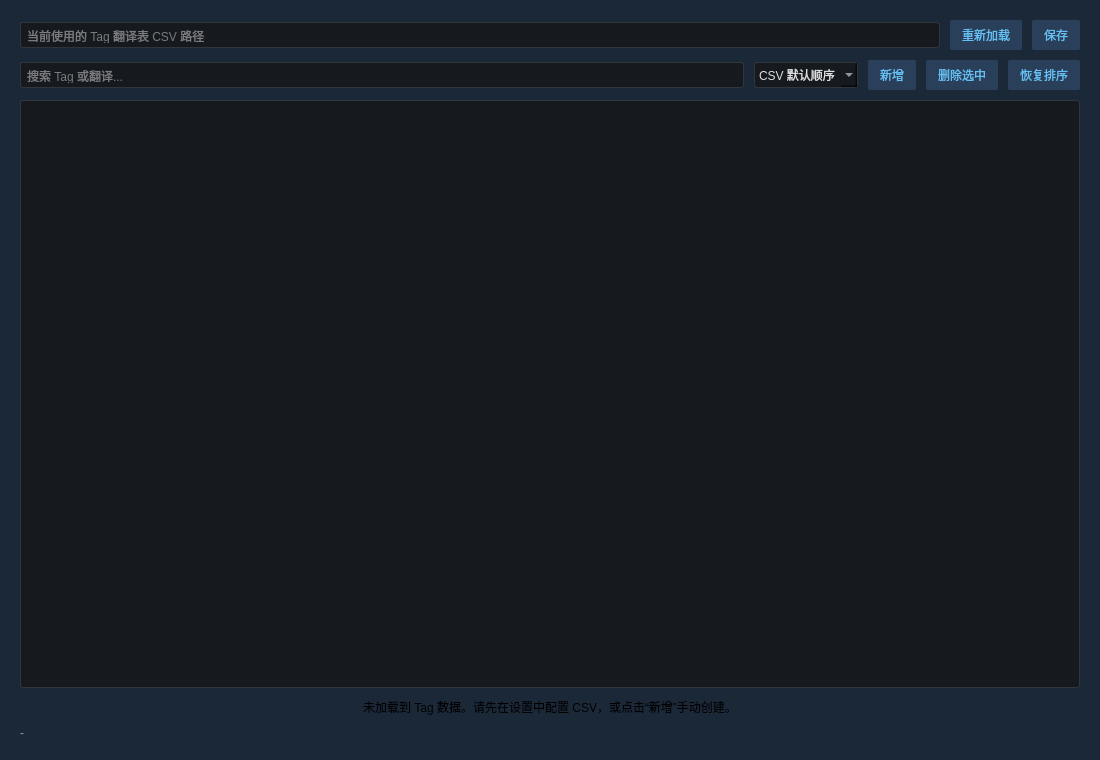
Qt form tagbrowserwidget.ui (hanbinhsh/SD-LoRA-Manager) before a commit.
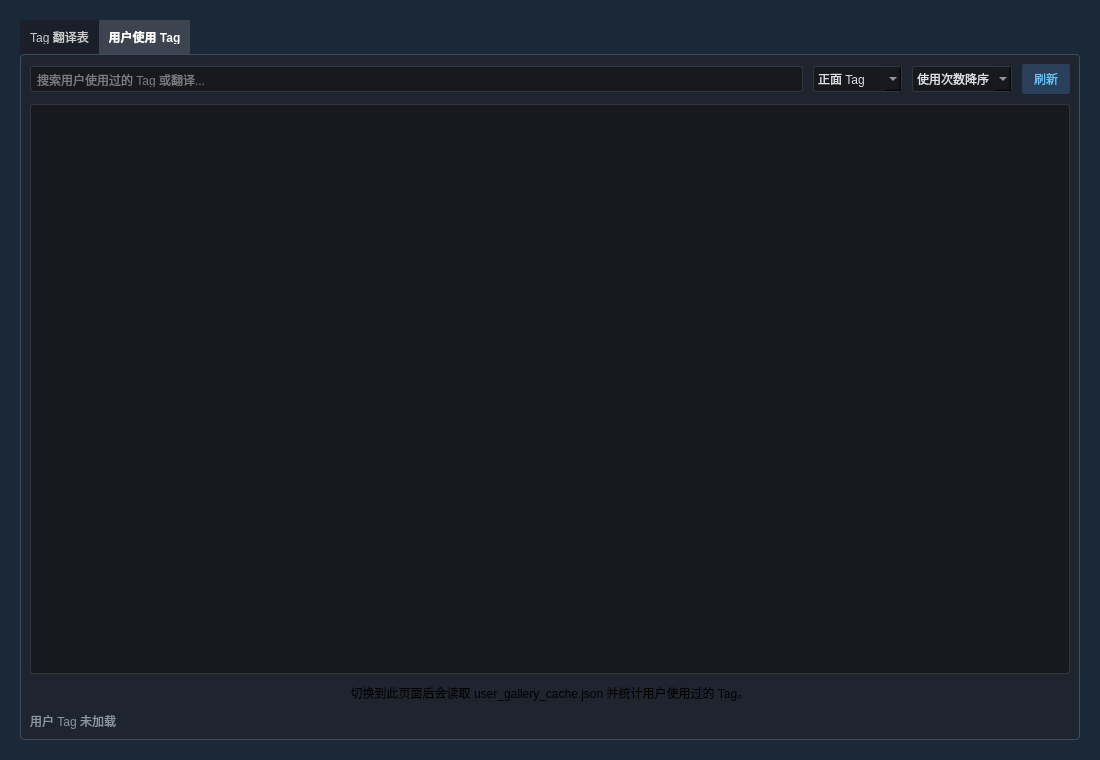
The same form after that commit. The open tabs and pages were chosen to show the change.

```diff
--- a/tagbrowserwidget.ui
+++ b/tagbrowserwidget.ui
@@ -12,6 +12,11 @@
   </property>
   <property name="styleSheet">
    <string notr="true">QWidget#TagBrowserWidget { background-color: #1b2838; color: #dcdedf; }
+QTabWidget::pane {
+    border: 1px solid #3d4d5d;
+    background-color: #1e252f;
+    border-radius: 4px;
+}
 QLineEdit, QComboBox, QTableView {
     background-color: #16191e;
     border: 1px solid #31363d;
@@ -19,6 +24,17 @@
     border-radius: 3px;
     padding: 4px;
 }
+QTabBar { background-color: #1a1f29; }
+QTabBar::tab {
+    background: #1a1f29;
+    color: #ccc;
+    padding: 10px;
+}
+QTabBar::tab:selected {
+    background: #3d4450;
+    color: #fff;
+    font-weight: bold;
+}
 QPushButton {
     background-color: #2a3f5a;
     border-radius: 2px;
@@ -27,6 +43,7 @@
     padding: 6px 12px;
 }
 QPushButton:hover { background-color: #3d5677; color: #ffffff; }
+QPushButton:disabled { background-color: #2a3038; color: #7f8791; }
 QHeaderView::section {
     background-color: #212831;
     color: #dcdedf;
@@ -38,7 +55,7 @@
     gridline-color: #2b3440;
     selection-background-color: #3d5677;
 }
-QLabel#lblStatus {
+QLabel#lblStatus, QLabel#lblUserTagStatus {
     color: #8c96a0;
 }</string>
   </property>
@@ -59,6 +76,19 @@
     <number>20</number>
    </property>
    <item>
+    <widget class="QTabWidget" name="tabWidgetTagBrowser">
+     <property name="currentIndex">
+      <number>0</number>
+     </property>
+     <widget class="QWidget" name="tabTranslation">
+      <attribute name="title">
+       <string>Tag 翻译表</string>
+      </attribute>
+      <layout class="QVBoxLayout" name="verticalLayoutTranslation">
+       <property name="spacing">
+        <number>10</number>
+       </property>
+       <item>
     <layout class="QHBoxLayout" name="horizontalLayoutTop">
      <item>
       <widget class="QLineEdit" name="editCsvPath">
@@ -158,6 +188,99 @@
      <property name="text">
       <string>-</string>
      </property>
+        </widget>
+       </item>
+      </layout>
+     </widget>
+     <widget class="QWidget" name="tabUserTags">
+      <attribute name="title">
+       <string>用户使用 Tag</string>
+      </attribute>
+      <layout class="QVBoxLayout" name="verticalLayoutUserTags">
+       <property name="spacing">
+        <number>10</number>
+       </property>
+       <item>
+        <layout class="QHBoxLayout" name="horizontalLayoutUserTagFilter">
+         <item>
+          <widget class="QLineEdit" name="editUserTagSearch">
+           <property name="placeholderText">
+            <string>搜索用户使用过的 Tag 或翻译...</string>
+           </property>
+          </widget>
+         </item>
+         <item>
+          <widget class="QComboBox" name="comboUserTagScope">
+           <item>
+            <property name="text">
+             <string>正面 Tag</string>
+            </property>
+           </item>
+           <item>
+            <property name="text">
+             <string>负面 Tag</string>
+            </property>
+           </item>
+           <item>
+            <property name="text">
+             <string>正面 + 负面</string>
+            </property>
+           </item>
+          </widget>
+         </item>
+         <item>
+          <widget class="QComboBox" name="comboUserTagSort">
+           <item>
+            <property name="text">
+             <string>使用次数降序</string>
+            </property>
+           </item>
+           <item>
+            <property name="text">
+             <string>Tag A-Z</string>
+            </property>
+           </item>
+           <item>
+            <property name="text">
+             <string>Tag Z-A</string>
+            </property>
+           </item>
+          </widget>
+         </item>
+         <item>
+          <widget class="QPushButton" name="btnRefreshUserTags">
+           <property name="text">
+            <string>刷新</string>
+           </property>
+          </widget>
+         </item>
+        </layout>
+       </item>
+       <item>
+        <widget class="QTableView" name="tableUserTags"/>
+       </item>
+       <item>
+        <widget class="QLabel" name="lblUserTagEmptyState">
+         <property name="text">
+          <string>切换到此页面后会读取 user_gallery_cache.json 并统计用户使用过的 Tag。</string>
+         </property>
+         <property name="alignment">
+          <set>Qt::AlignCenter</set>
+         </property>
+         <property name="wordWrap">
+          <bool>true</bool>
+         </property>
+        </widget>
+       </item>
+       <item>
+        <widget class="QLabel" name="lblUserTagStatus">
+         <property name="text">
+          <string>用户 Tag 未加载</string>
+         </property>
+        </widget>
+       </item>
+      </layout>
+     </widget>
     </widget>
    </item>
   </layout>
```
Lines whose indentation alone changed are shown as unchanged.
